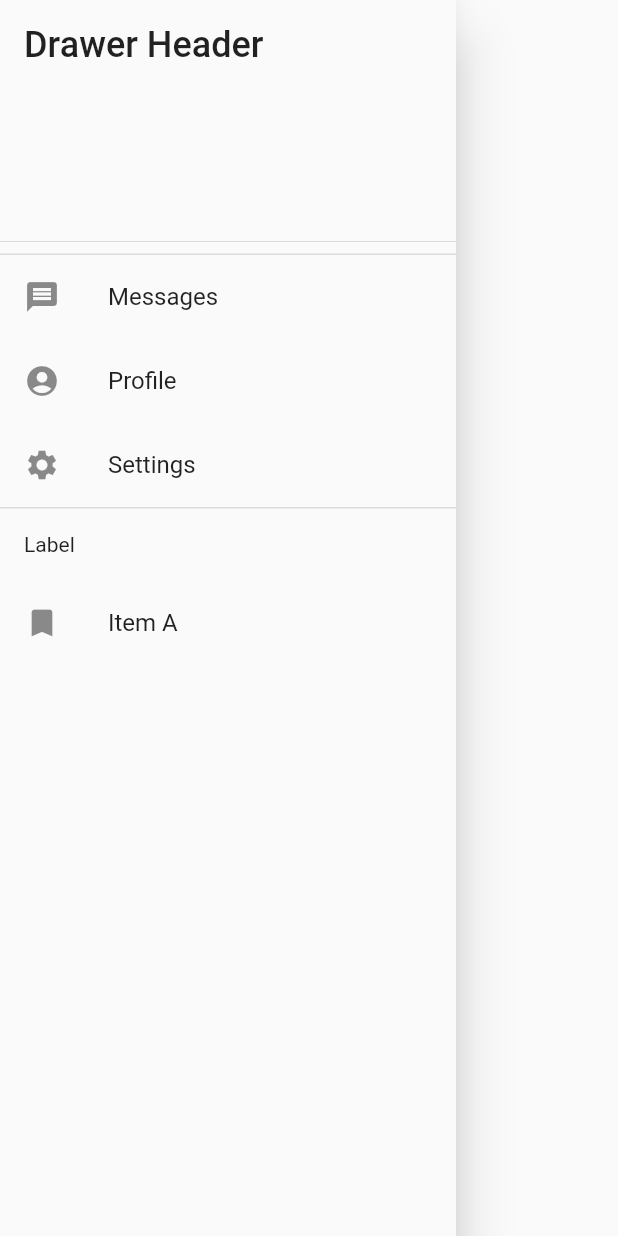
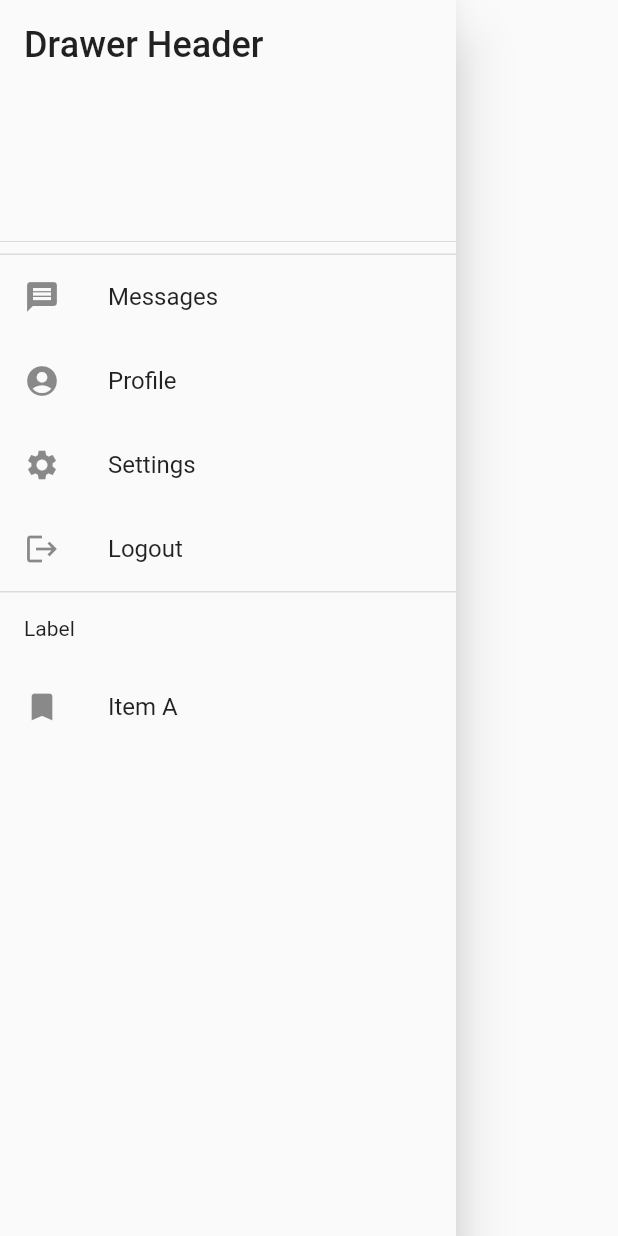
Before and after one commit to dsc-sookmyung/2021-SeNaJooNa-OurStory, a Flutter app: the Navigation_Drawer widget shown alone on an empty page, opened directly, on a phone screen of 412 x 824 dp. Run offline on Flutter 3.47's test engine with Material 2 defaults, Android fonts, the phone set to English and light mode, and no system bars; our stand-ins replace cloud_firestore, firebase_auth, firebase_core, google_sign_in; accounts and stored records are empty.

Commit message:
google logout

```diff
--- a/lib/models/sign_in.dart
+++ b/lib/models/sign_in.dart
@@ -52,6 +52,5 @@ Future<Map<String,dynamic>> signInWithGoogle() async {
 
 Future<void> signOutGoogle() async {
   await googleSignIn.signOut();
-
   print("User Signed Out");
 }
--- a/lib/screens/group_screen.dart
+++ b/lib/screens/group_screen.dart
@@ -2,10 +2,12 @@ import 'package:cloud_firestore/cloud_firestore.dart';
 import 'package:flutter/cupertino.dart';
 import 'package:flutter/material.dart';
 import 'package:together/Constants.dart';
+import 'package:together/models/sign_in.dart';
 import 'package:together/screens/add_group_screen.dart';
 import 'package:together/screens/diary_screen.dart';
 
 import 'package:provider/provider.dart';
+import 'package:together/screens/welcome_screen.dart';
 import '../models/User.dart';
 import '../models/Group.dart';
 
@@ -176,6 +178,14 @@ class Navigation_Drawer extends StatelessWidget {
             leading: Icon(Icons.settings),
             title: Text('Settings'),
           ),
+          ListTile(
+            leading: Icon(Icons.logout),
+            title: Text('Logout'),
+            onTap: () {
+              signOutGoogle();
+              Navigator.pushAndRemoveUntil(context, MaterialPageRoute(builder: (BuildContext context) => WelcomeScreen()), (route)=> false);
+            },
+          ),
           Divider(
             height: 1,
             thickness: 1,
```
